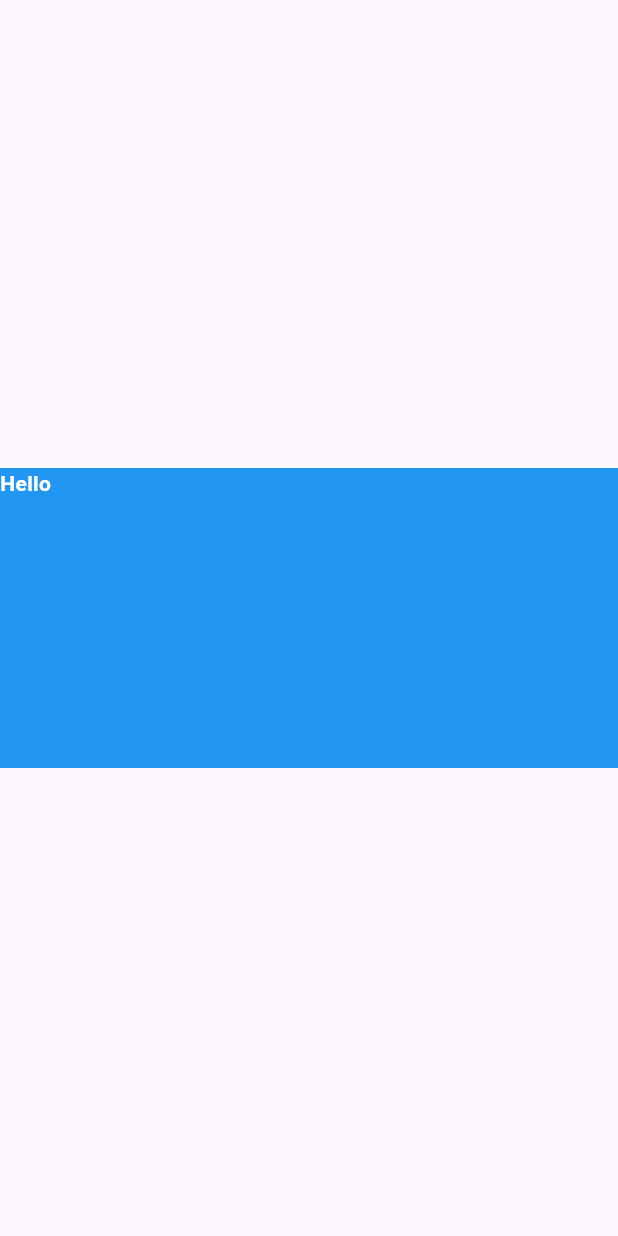
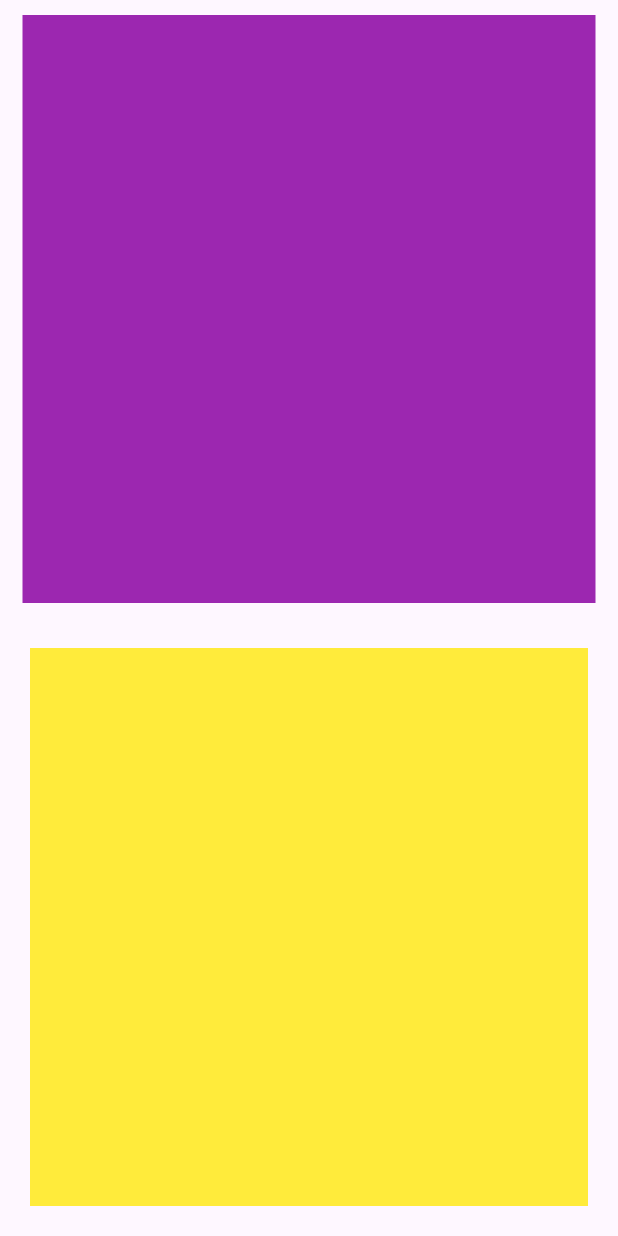
Before and after one commit to Mehedi-hasan-Asif/all_widgets, a Flutter app: the screen it shows after launch, on a phone screen of 412 x 824 dp. Run offline on Flutter 3.47's test engine with Material 3 defaults, Android fonts, the phone set to English and light mode, and no system bars.

Commit message:
Initial commit

```diff
--- a/lib/main.dart
+++ b/lib/main.dart
@@ -1,26 +1,45 @@
 import 'package:flutter/material.dart';
 
-void main(){
-  runApp( const MyFirstApp());
+void main() {
+  runApp(const MyApp());
 }
-class MyFirstApp extends StatelessWidget {
-  const MyFirstApp({super.key});
+
+class MyApp extends StatelessWidget {
+  const MyApp({super.key});
 
   @override
   Widget build(BuildContext context) {
     return MaterialApp(
-      debugShowCheckedModeBanner: false,
-      home: Scaffold(
-        body: Center(
-          child: Container(
-            height: 200.0,
-            width: double.infinity,
-            color: Colors.blue,
-              child: const Text('Hello',style: TextStyle(color: Colors.white,fontWeight: FontWeight.bold),),
+        debugShowCheckedModeBanner: false,
+        home: Scaffold(
+          body: Column(
+            children: [
+              Expanded(
 
+                flex: 1,
+                child: Padding(
+                  padding: const EdgeInsets.symmetric(vertical: 10.0,horizontal: 15.0),
+                  //padding: EdgeInsets.only(top:20.0),
+                  child: Container(
+                    color: Colors.purple,
+                    width: double.infinity,
+                    height: 100,
+                  ),
+                ),
+              ),
+              Expanded(
+                flex: 1,
+                child: Padding(
+                  padding:const EdgeInsets.all(20.0),
+                  child: Container(
+                    color: Colors.yellow,
+                    width: double.infinity,
+                    height: 100,
+                  ),
+                ),
+              ),
+            ],
           ),
-        ),
-      ),
-    );
+        ));
   }
 }
```
